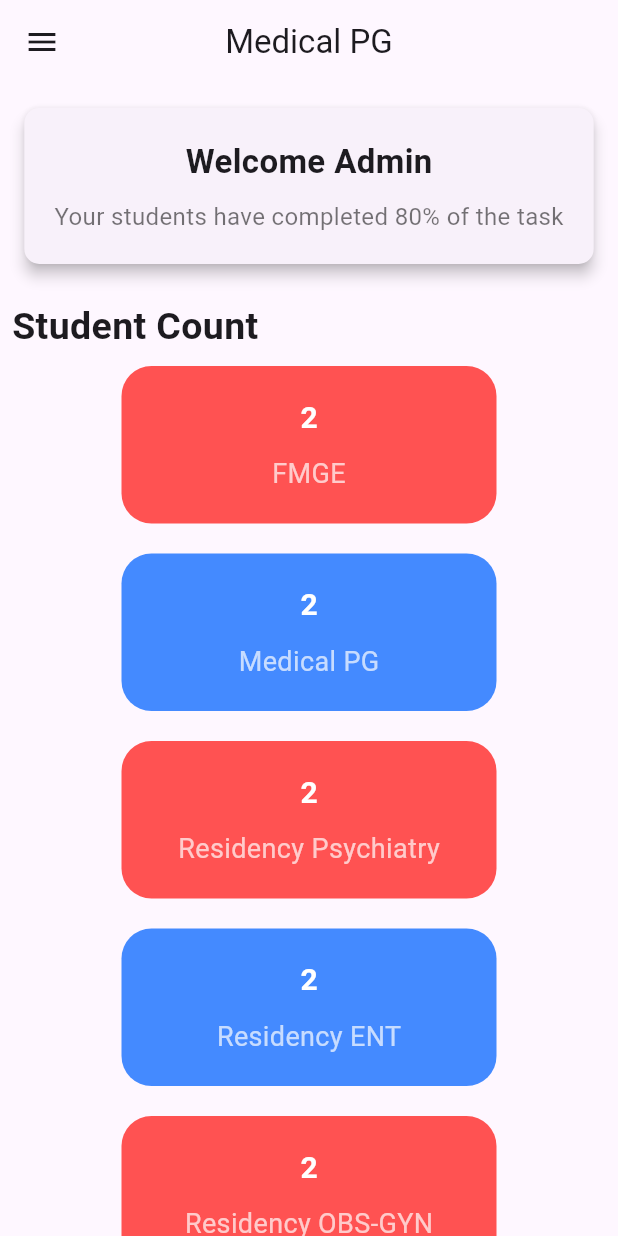
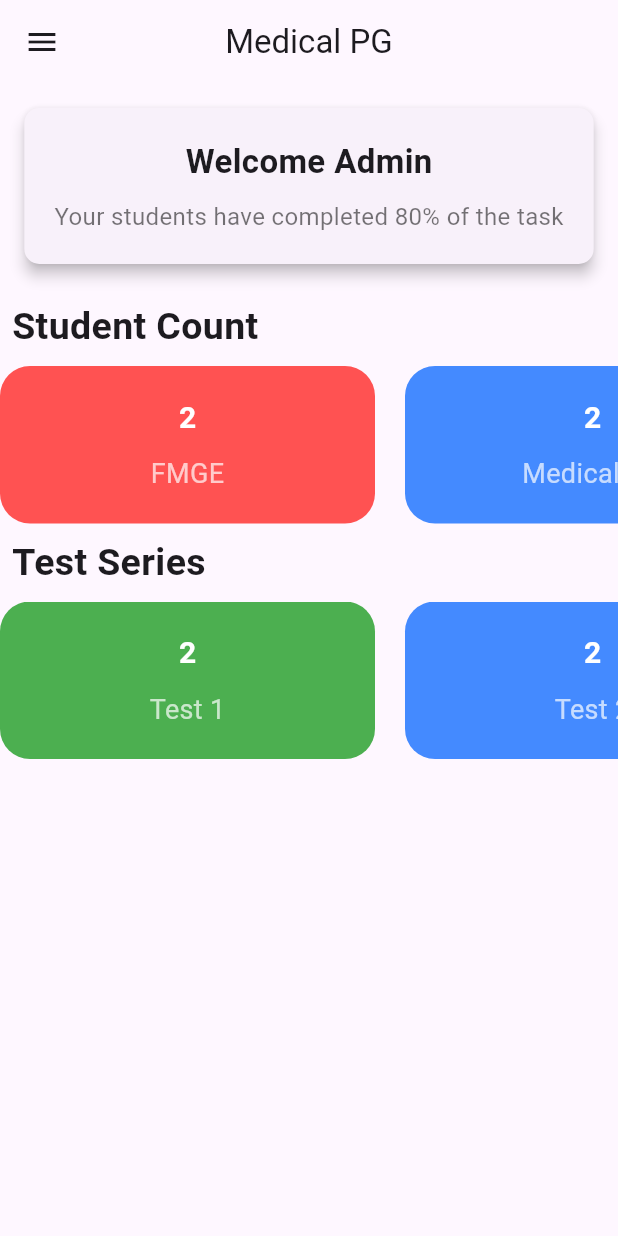
Before and after one commit to Mrashoo24/mednext, a Flutter app: the Adminpannel screen opened directly, on a phone screen of 412 x 824 dp. Run offline on Flutter 3.47's test engine with Material 3 defaults, Android fonts, the phone set to English and light mode, and no system bars; our stand-ins replace cloud_firestore, firebase_auth, firebase_core, firebase_storage, get, image_picker and 1 more; accounts and stored records are empty.

Commit message:
admin new

```diff
--- a/lib/Admin/AdminPannel.dart
+++ b/lib/Admin/AdminPannel.dart
@@ -1,5 +1,6 @@
 import 'package:flutter/cupertino.dart';
 import 'package:flutter/material.dart';
+import 'package:flutter/widgets.dart';
 
 class Adminpannel extends StatefulWidget {
   const Adminpannel({Key? key}) : super(key: key);
@@ -64,6 +65,10 @@ class _AdminpannelState extends State<Adminpannel> {
                 ),
               ],
             ),
+            SingleChildScrollView(
+              scrollDirection: Axis.horizontal,
+              child: Row(
+                children: [
                   Container(
                     width: 250,
                     padding: EdgeInsets.all(20),
@@ -93,7 +98,7 @@ class _AdminpannelState extends State<Adminpannel> {
                       ],
                     ),
                   ),
-                SizedBox(height: 20,),
+                  SizedBox(width: 20,),
                   Container(
                     width: 250,
                     padding: EdgeInsets.all(20),
@@ -124,7 +129,7 @@ class _AdminpannelState extends State<Adminpannel> {
                       ],
                     ),
                   ),
-                SizedBox(height: 20,),
+                  SizedBox(width: 20,),
                   Container(
                     width: 250,
                     padding: EdgeInsets.all(20),
@@ -155,7 +160,7 @@ class _AdminpannelState extends State<Adminpannel> {
                       ],
                     ),
                   ),
-                SizedBox(height: 20,),
+                  SizedBox(width: 20,),
                   Container(
                     width: 250,
                     padding: EdgeInsets.all(20),
@@ -186,7 +191,7 @@ class _AdminpannelState extends State<Adminpannel> {
                       ],
                     ),
                   ),
-                SizedBox(height: 20,),
+                  SizedBox(width: 20,),
                   Container(
                     width: 250,
                     padding: EdgeInsets.all(20),
@@ -217,7 +222,7 @@ class _AdminpannelState extends State<Adminpannel> {
                       ],
                     ),
                   ),
-                SizedBox(height: 20,),
+                  SizedBox(width: 20,),
                   Container(
                     width: 250,
                     padding: EdgeInsets.all(20),
@@ -248,7 +253,7 @@ class _AdminpannelState extends State<Adminpannel> {
                       ],
                     ),
                   ),
-                SizedBox(height: 20,),
+                  SizedBox(width: 20,),
                   Container(
                     width: 250,
                     padding: EdgeInsets.all(20),
@@ -268,7 +273,7 @@ class _AdminpannelState extends State<Adminpannel> {
                             color: Colors.white,
                           ),
                         ),
-                      SizedBox(height: 10), // Adds space between the texts
+                        SizedBox(width: 10), // Adds space between the texts
                         Text(
                           'SS Medicine',
                           style: TextStyle(
@@ -279,7 +284,7 @@ class _AdminpannelState extends State<Adminpannel> {
                       ],
                     ),
                   ),
-                SizedBox(height: 20,),
+                  SizedBox(width: 20,),
                   Container(
                     width: 250,
                     padding: EdgeInsets.all(20),
@@ -310,7 +315,7 @@ class _AdminpannelState extends State<Adminpannel> {
                       ],
                     ),
                   ),
-                SizedBox(height: 20,),
+                  SizedBox(width: 20,),
                   Container(
                     width: 250,
                     padding: EdgeInsets.all(20),
@@ -330,7 +335,7 @@ class _AdminpannelState extends State<Adminpannel> {
                             color: Colors.white,
                           ),
                         ),
-                      SizedBox(height: 10), // Adds space between the texts
+                        SizedBox(width: 10), // Adds space between the texts
                         Text(
                           'SS Pediatrics',
                           style: TextStyle(
@@ -341,7 +346,11 @@ class _AdminpannelState extends State<Adminpannel> {
                       ],
                     ),
                   ),
-                SizedBox(height: 20,),
+
+                ],
+              ),
+            ),
+                SizedBox(width: 20,),
                 Row(
                   mainAxisAlignment: MainAxisAlignment.start,
                   children: [
@@ -351,6 +360,11 @@ class _AdminpannelState extends State<Adminpannel> {
                     ),
                   ],
                 ),
+
+                SingleChildScrollView(
+                  scrollDirection: Axis.horizontal,
+                  child: Row(
+                    children: [
                       Container(
                         width: 250,
                         padding: EdgeInsets.all(20),
@@ -381,7 +395,7 @@ class _AdminpannelState extends State<Adminpannel> {
                           ],
                         ),
                       ),
-                SizedBox(height: 20,),
+                      SizedBox(width: 20,),
                       Container(
                         width: 250,
                         padding: EdgeInsets.all(20),
@@ -412,7 +426,7 @@ class _AdminpannelState extends State<Adminpannel> {
                           ],
                         ),
                       ),
-                SizedBox(height: 20,),
+                      SizedBox(width: 20,),
                       Container(
                         width: 250,
                         padding: EdgeInsets.all(20),
@@ -443,7 +457,7 @@ class _AdminpannelState extends State<Adminpannel> {
                           ],
                         ),
                       ),
-                SizedBox(height: 20,),
+                      SizedBox(width: 20,),
                       Container(
                         width: 250,
                         padding: EdgeInsets.all(20),
@@ -474,39 +488,13 @@ class _AdminpannelState extends State<Adminpannel> {
                           ],
                         ),
                       ),
-                SizedBox(height: 20,),
-                Container(
-                  width: 250,
-                  padding: EdgeInsets.all(20),
-                  decoration: BoxDecoration(
-
-                    color: Colors.blueAccent,
-                    borderRadius: BorderRadius.circular(20),
-                  ),
-                  child: Column(
-                    mainAxisSize: MainAxisSize.min,
-                    children: [
-                      Text(
-                        '2',
-                        style: TextStyle(
-                          fontSize: 20,
-                          fontWeight: FontWeight.bold,
-                          color: Colors.white,
-                        ),
-                      ),
-                      SizedBox(height: 10), // Adds space between the texts
-                      Text(
-                        'Test 5',
-                        style: TextStyle(
-                          fontSize: 18,
-                          color: Colors.white70,
-                        ),
-                      ),
-                      SizedBox(height: 20),
+                      SizedBox(width: 20,),
 
                     ],
                   ),
                 ),
+
+
               ],
             ),
           ),
```
Lines whose indentation alone changed are shown as unchanged.
